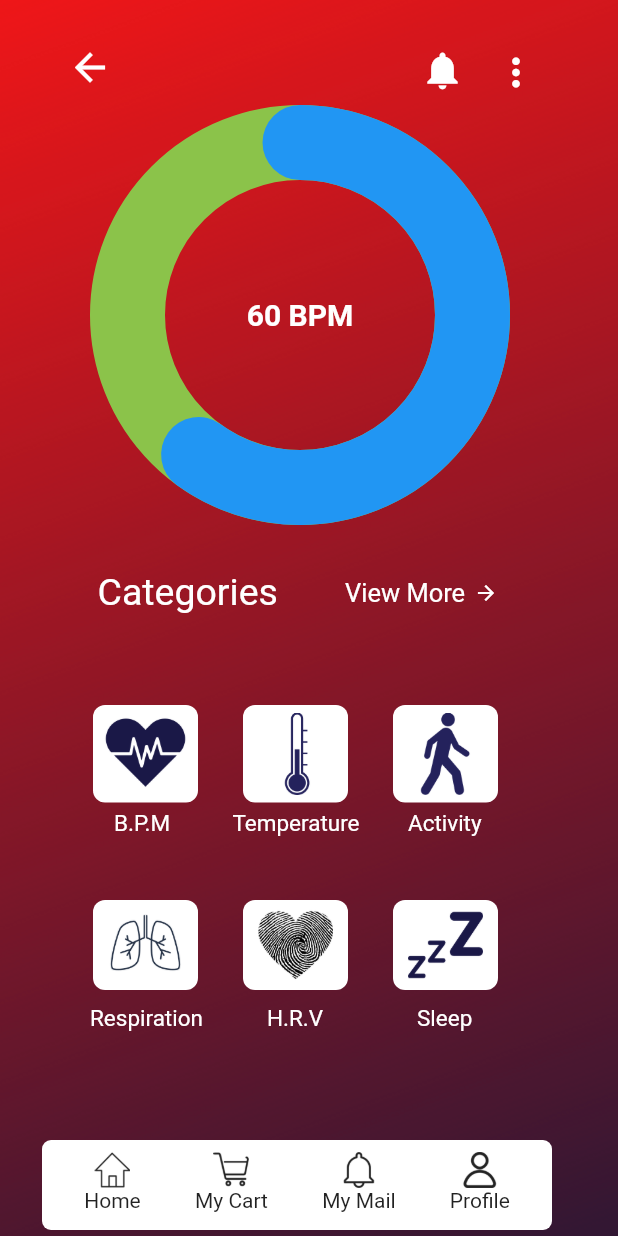
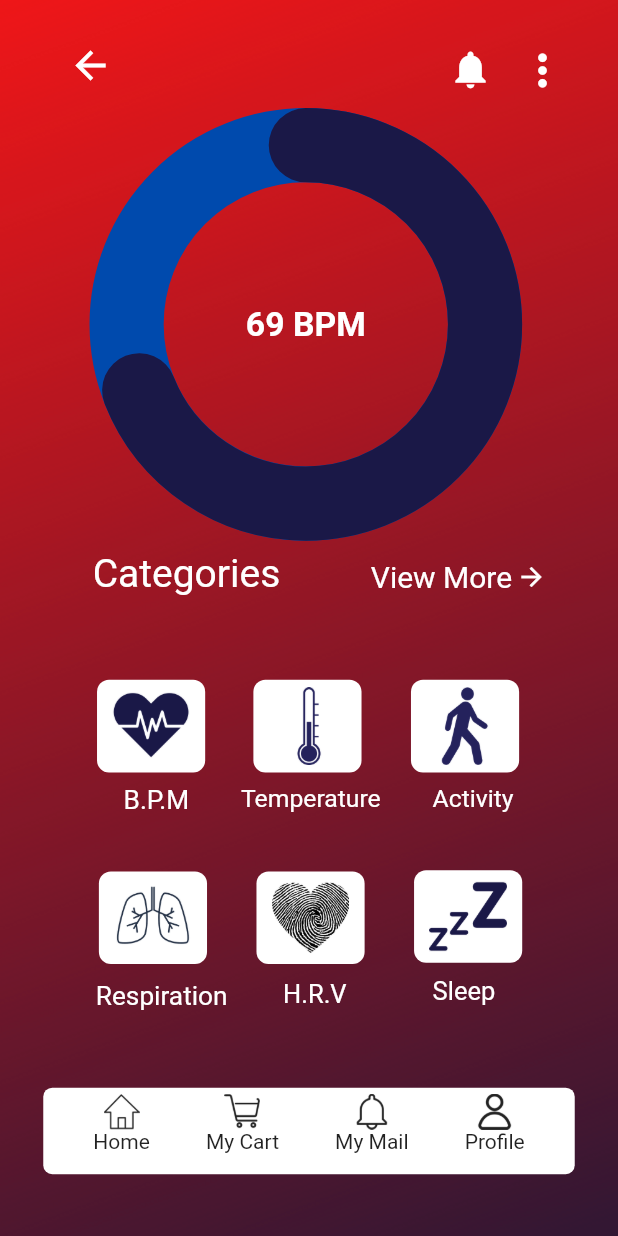
Before and after one commit to JameeBashir1/qardiaq_-IIT-Delhi-, a Flutter app: the screen it shows after launch, on a phone screen of 412 x 824 dp. Run offline on Flutter 3.47's test engine with Material 2 defaults, Android fonts, the phone set to English and light mode, and no system bars; drawn by our look-alikes of percent_indicator.

Commit message:
Add files via upload

```diff
--- a/lib/homePage.dart
+++ b/lib/homePage.dart
@@ -27,13 +27,13 @@ class _MyHomePageState extends State<MyHomePage> {
             children: [
               // App exit button starts here
               Positioned(
-                top: 30,
-                left: 45,
+                top: MediaQuery.of(context).size.height*0.035,
+                left:MediaQuery.of(context).size.width*0.11,
                 child: InkWell(
                   child: Icon(
                     Icons.arrow_back,
                     color: Colors.white,
-                    size: 30,
+                    size: MediaQuery.of(context).size.aspectRatio*60,
                   ),
                   onTap: () async {
                     bool result = await showDialog(
@@ -67,13 +67,13 @@ class _MyHomePageState extends State<MyHomePage> {
 
               // Notification bell starts here
               Positioned(
-                top: 32,
-                left: 280,
+                top: MediaQuery.of(context).size.height*0.038,
+                left: MediaQuery.of(context).size.width*0.725,
                 child: InkWell(
                   child: Icon(
                     Icons.notifications,
                     color: Colors.white,
-                    size: 30,
+                    size: MediaQuery.of(context).size.aspectRatio*60,
                   ),
                   onTap: () {
                     Navigator.push(
@@ -88,8 +88,8 @@ class _MyHomePageState extends State<MyHomePage> {
 
               //3 dots icon here
               Positioned(
-                top: 24,
-                left: 320,
+                top: MediaQuery.of(context).size.height*0.027,
+                left: MediaQuery.of(context).size.width*0.817,
                 child: PopupMenuButton<int>(
                   itemBuilder: (context) =>
                   [
@@ -109,7 +109,7 @@ class _MyHomePageState extends State<MyHomePage> {
                   icon: Icon(
                     Icons.more_vert,
                     color: Colors.white,
-                    size: 30,
+                    size: MediaQuery.of(context).size.aspectRatio*68,
                   ),
                   onSelected: (value) {
                     // Handle selection of menu options here
@@ -122,52 +122,59 @@ class _MyHomePageState extends State<MyHomePage> {
               // Circle code starts here
                   // other widgets in the stack...
               Positioned(
-                top: 60,
-                left: 50,
+                top: MediaQuery.of(context).size.shortestSide*0.17,
+                left: MediaQuery.of(context).size.shortestSide*0.14,
                 child: Container(
-                  padding: EdgeInsets.all(10),
-                  child: CircularPercentIndicator( //circular progress indicator
-                    radius: 140.0, //radius for circle
-                    lineWidth: 50.0, //width of circle line
-                    animation: true, //animate when it shows progress indicator first
-                    percent: 60/100, //vercentage value: 0.6 for 60% (60/100 = 0.6)
+                  padding: EdgeInsets.all(2),
+                  child: CircularPercentIndicator(
+                    radius: MediaQuery.of(context).size.shortestSide*0.35,
+                    lineWidth: MediaQuery.of(context).size.shortestSide*0.12,
+                    animation: true,
+                    percent: 69/100,
                     center: Text(
-                      "60 BPM",
+                      "69 BPM",
                       style: TextStyle(
                         fontWeight: FontWeight.bold,
-                        fontSize: 20.0,
-                        color: Colors.white,  // text color
+                        fontSize: MediaQuery.of(context).size.aspectRatio*45,
+                        color: Colors.white,
                       ),
-                    ), //center text, you can set Icon as well
-                    backgroundColor: Colors.lightGreen,
-                    circularStrokeCap: CircularStrokeCap.round, //corner shape of progress bar at start/end
-                    progressColor: Colors.blue,  // circle color
+                    ),
+                    backgroundColor: Color(0xFF004AAD),
+                    circularStrokeCap: CircularStrokeCap.round,
+                    progressColor: Color(0xFF1A1847),
                   ),
                 ),
               )
+
               ,
               //Circle code ends here
 
               Container(
-                padding: EdgeInsets.only(left: 65, top: 380),
+                padding: EdgeInsets.only(
+                    left: MediaQuery.of(context).size.width*0.15,
+                    top: MediaQuery.of(context).size.height*0.446
+                ),
                 child: Text('Categories', style: TextStyle(
                     color: Colors.white,
-                    fontSize: 25
+                    fontSize: MediaQuery.of(context).size.aspectRatio*52
                 ),),
               ),
 
               // view more option starts here
               Positioned(
-                top: 385,
-                left: 230,
+                top: MediaQuery.of(context).size.height*0.453,
+                left: MediaQuery.of(context).size.width*0.6,
                 child: InkWell(
                   child: Row(
                     children: [
                       Text('View More',
-                          style: TextStyle(color: Colors.white, fontSize: 17)),
-                      SizedBox(width: 6),
+                          style: TextStyle(color: Colors.white,
+                              fontSize: MediaQuery.of(context).size.aspectRatio*40
+                          )),
+                      SizedBox(width: MediaQuery.of(context).size.aspectRatio*6),
                       // add some spacing between the text and icon
-                      Icon(Icons.arrow_forward, color: Colors.white, size: 16,),
+                      Icon(Icons.arrow_forward, color: Colors.white,
+                        size: MediaQuery.of(context).size.aspectRatio*40,),
                     ],
                   ),
                   onTap: () {
@@ -183,9 +190,10 @@ class _MyHomePageState extends State<MyHomePage> {
               //view more option ends here
               // 6 Square Containers Start Here
               Container(
-                width: 70,
-                height: 65,
-                margin: EdgeInsets.only(left: 62, top: 470),
+                width: MediaQuery.of(context).size.width*0.175,
+                height: MediaQuery.of(context).size.height*0.075,
+                margin: EdgeInsets.only(left: MediaQuery.of(context).size.width*0.157,
+                    top: MediaQuery.of(context).size.height*0.55),
                 decoration: BoxDecoration(
                   color: Colors.white,
                   borderRadius: BorderRadius.circular(8),
@@ -205,20 +213,24 @@ class _MyHomePageState extends State<MyHomePage> {
                 ),
               ),
               Container(
-                padding: EdgeInsets.only(left: 76, top: 540),
+                padding: EdgeInsets.only(
+                    left: MediaQuery.of(context).size.width*0.2,
+                    top: MediaQuery.of(context).size.height*0.635),
                 child: Text(
                   'B.P.M',
                   style: TextStyle(
                     color: Colors.white,
-                    fontSize: 15,
+                    fontSize: MediaQuery.of(context).size.aspectRatio*35,
                   ),
                 ),
               ),
               // Container 1 Text
               Container(
-                width: 70,
-                height: 65,
-                margin: EdgeInsets.only(left: 162, top: 470),
+                width: MediaQuery.of(context).size.width*0.175,
+                height: MediaQuery.of(context).size.height*0.075,
+                margin: EdgeInsets.only(
+                    left: MediaQuery.of(context).size.width*0.41,
+                    top: MediaQuery.of(context).size.height*0.55),
                 decoration: BoxDecoration(color: Colors.white,
                     borderRadius: BorderRadius.circular(8)),
                 child: InkWell(
@@ -235,16 +247,19 @@ class _MyHomePageState extends State<MyHomePage> {
                 ),
               ), // Container 2 Image
               Container(
-                padding: EdgeInsets.only(left: 155, top: 540),
+                padding: EdgeInsets.only(left: MediaQuery.of(context).size.width*0.39,
+                    top: MediaQuery.of(context).size.height*0.635),
                 child: Text('Temperature', style: TextStyle(
                     color: Colors.white,
-                    fontSize: 15
+                    fontSize: MediaQuery.of(context).size.aspectRatio*33
                 ),),
               ), // Container 2 Text
               Container(
-                width: 70,
-                height: 65,
-                margin: EdgeInsets.only(left: 262, top: 470),
+                width: MediaQuery.of(context).size.width*0.175,
+                height: MediaQuery.of(context).size.height*0.075,
+                margin: EdgeInsets.only(
+                    left: MediaQuery.of(context).size.width*0.665,
+                    top: MediaQuery.of(context).size.height*0.55),
                 decoration: BoxDecoration(color: Colors.white,
                     borderRadius: BorderRadius.circular(8)),
                 child: InkWell(
@@ -262,16 +277,21 @@ class _MyHomePageState extends State<MyHomePage> {
                 ),
               ), // Container 3 Image
               Container(
-                padding: EdgeInsets.only(left: 272, top: 540),
+                padding: EdgeInsets.only(
+                    left: MediaQuery.of(context).size.width*0.7,
+                    top: MediaQuery.of(context).size.height*0.635
+                ),
                 child: Text('Activity', style: TextStyle(
                     color: Colors.white,
-                    fontSize: 15
+                    fontSize: MediaQuery.of(context).size.aspectRatio*33
                 ),),
               ), // Container 3 Text
               Container(
-                width: 70,
-                height: 60,
-                margin: EdgeInsets.only(left: 62, top: 600),
+                width: MediaQuery.of(context).size.width*0.175,
+                height: MediaQuery.of(context).size.height*0.075,
+                margin: EdgeInsets.only(
+                    left: MediaQuery.of(context).size.width*0.16,
+                    top: MediaQuery.of(context).size.height*0.705),
                 decoration: BoxDecoration(color: Colors.white,
                     borderRadius: BorderRadius.circular(8)),
                 child: InkWell(
@@ -288,16 +308,21 @@ class _MyHomePageState extends State<MyHomePage> {
                 ),
               ), // Container 4 Image
               Container(
-                padding: EdgeInsets.only(left: 60, top: 670),
+                padding: EdgeInsets.only(
+                    left: MediaQuery.of(context).size.width*0.155,
+                    top: MediaQuery.of(context).size.height*0.794
+                ),
                 child: Text('Respiration', style: TextStyle(
                     color: Colors.white,
-                    fontSize: 15
+                    fontSize: MediaQuery.of(context).size.aspectRatio*35
                 ),),
               ), // Container 4 Text
               Container(
-                width: 70,
-                height: 60,
-                margin: EdgeInsets.only(left: 162, top: 600),
+                width: MediaQuery.of(context).size.width*0.175,
+                height: MediaQuery.of(context).size.height*0.075,
+                margin: EdgeInsets.only(
+                    left: MediaQuery.of(context).size.width*0.415,
+                    top: MediaQuery.of(context).size.height*0.705),
                 decoration: BoxDecoration(color: Colors.white,
                     borderRadius: BorderRadius.circular(8)),
                 child: InkWell(
@@ -314,16 +339,21 @@ class _MyHomePageState extends State<MyHomePage> {
                 ),
               ), //Container 5 Image
               Container(
-                padding: EdgeInsets.only(left: 178, top: 670),
+                padding: EdgeInsets.only(
+                    left: MediaQuery.of(context).size.width*0.458,
+                    top: MediaQuery.of(context).size.height*0.792
+                ),
                 child: Text('H.R.V', style: TextStyle(
                     color: Colors.white,
-                    fontSize: 15
+                    fontSize: MediaQuery.of(context).size.aspectRatio*34
                 ),),
               ), //Conatiner 5 Text
               Container(
-                width: 70,
-                height: 60,
-                margin: EdgeInsets.only(left: 262, top: 600),
+                width: MediaQuery.of(context).size.width*0.175,
+                height: MediaQuery.of(context).size.height*0.075,
+                margin: EdgeInsets.only(
+                    left: MediaQuery.of(context).size.width*0.67,
+                    top: MediaQuery.of(context).size.height*0.704),
                 decoration: BoxDecoration(
                   color: Colors.white,
                   borderRadius: BorderRadius.circular(8),
@@ -342,19 +372,24 @@ class _MyHomePageState extends State<MyHomePage> {
                 ),
               ), // Container 6 Image
               Container(
-                padding: EdgeInsets.only(left: 278, top: 670),
+                padding: EdgeInsets.only(
+                    left: MediaQuery.of(context).size.width*0.7,
+                    top: MediaQuery.of(context).size.height*0.79
+                ),
                 child: Text('Sleep', style: TextStyle(
                     color: Colors.white,
-                    fontSize: 15
+                    fontSize: MediaQuery.of(context).size.aspectRatio*34
                 ),),
               ), //Container 6 Text
               // 6 Square Containers End Here
 
               // Navigation bar starts here
               Container(
-                width: 340,
-                height: 60,
-                margin: EdgeInsets.only(left: 28, top: 760),
+                width: MediaQuery.of(context).size.width*1,
+                height: MediaQuery.of(context).size.height*0.07,
+                margin: EdgeInsets.only(left: MediaQuery.of(context).size.width*0.07,
+                    top: MediaQuery.of(context).size.height*0.88,
+                    right: MediaQuery.of(context).size.width*0.07),
                 decoration: BoxDecoration(
                   color: Colors.white,
                   borderRadius: BorderRadius.circular(6),
@@ -363,7 +398,7 @@ class _MyHomePageState extends State<MyHomePage> {
                   mainAxisAlignment: MainAxisAlignment.spaceEvenly,
                   children: [
                     Padding(
-                      padding: const EdgeInsets.all(8.0),
+                      padding: const EdgeInsets.all(4.0),
                       child: GestureDetector(
                         onTap: () {
                           Navigator.push(
@@ -381,7 +416,7 @@ class _MyHomePageState extends State<MyHomePage> {
                       ),
                     ),
                     Padding(
-                      padding: const EdgeInsets.all(8.0),
+                      padding: const EdgeInsets.all(4.0),
                       child: GestureDetector(
                         onTap: () {
                           Navigator.push(
@@ -399,7 +434,7 @@ class _MyHomePageState extends State<MyHomePage> {
                       ),
                     ),
                     Padding(
-                      padding: const EdgeInsets.all(8.0),
+                      padding: const EdgeInsets.all(4.0),
                       child: GestureDetector(
                         onTap: () {
                           Navigator.push(
@@ -417,7 +452,7 @@ class _MyHomePageState extends State<MyHomePage> {
                       ),
                     ),
                     Padding(
-                      padding: const EdgeInsets.all(8.0),
+                      padding: const EdgeInsets.all(4.0),
                       child: GestureDetector(
                         onTap: () {
                           Navigator.push(
--- a/lib/welcomeScreen.dart
+++ b/lib/welcomeScreen.dart
@@ -15,19 +15,25 @@ class WelcomeScreen extends StatelessWidget {
   @override
   Widget build(BuildContext context) {
     return Scaffold(
-      body: Column(
-        mainAxisAlignment: MainAxisAlignment.center,
-        children: [
-          Text(
-            'New Screen Title',
-            style: TextStyle(fontSize: 24),
-          ),
-          SizedBox(height: 16),
-          Text(
-            'Here Will Be New Screen Later',
-            style: TextStyle(fontSize: 16),
-          ),
-        ],
+      body: Container(
+        decoration: BoxDecoration(
+          color: Colors.white,
+        ),
+        child: Stack(
+          children: <Widget>[
+            // other widgets go here
+            Positioned(
+              top: 0,
+              left: 0,
+              child: Image.asset(
+                'assets/hakeem_logo1.png',
+                width: 300,
+                height: 300,
+              ),
+            ),
+
+          ],
+        ),
       ),
     );
   }
```
Also changed, not shown: lib/main.dart (line endings or trailing spaces), 5 other files.
